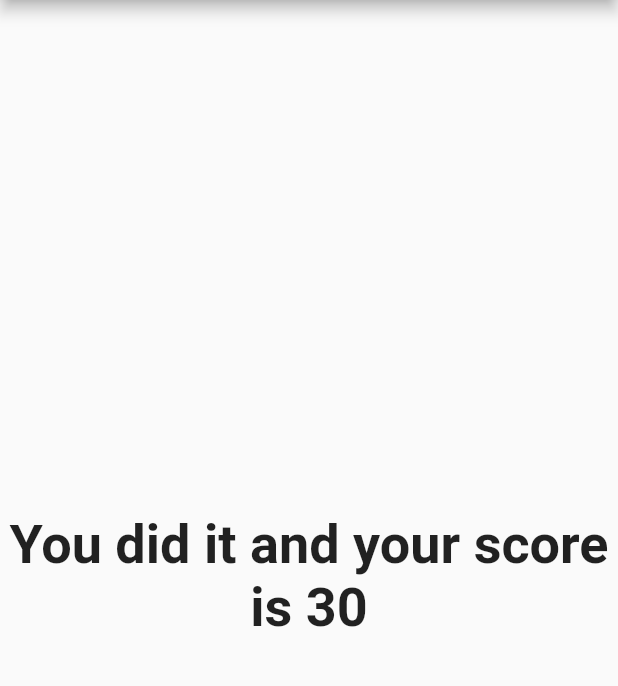
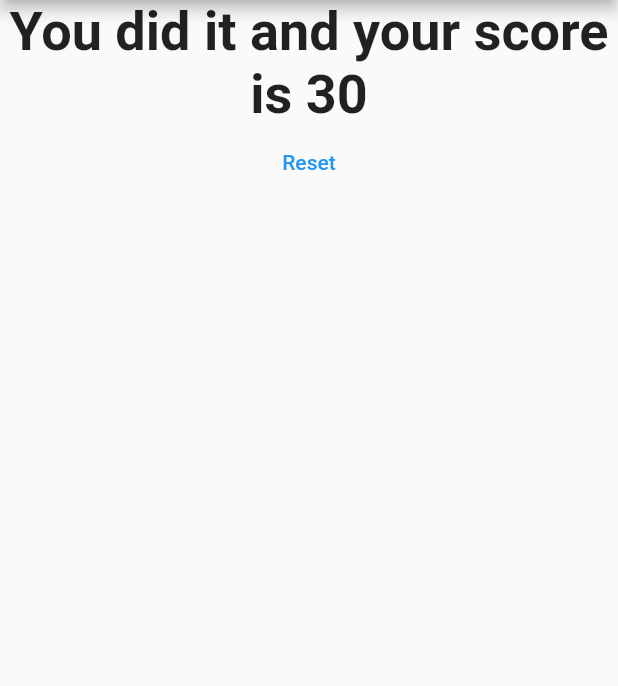
Before and after one commit to cjmaaz/Basic_Flutter, a Flutter app: the screen it shows after launch, after a tap on "Black", after a tap on "Rabbit", after a tap on "The Anarchy", on a phone screen of 412 x 824 dp, the part 84-770 px from its top. Run offline on Flutter 3.47's test engine with Material 2 defaults, Android fonts, the phone set to English and light mode, and no system bars.

Commit message:
Reset Quiz

```diff
--- a/lib/main.dart
+++ b/lib/main.dart
@@ -40,7 +40,12 @@ class _MyAppState extends State<MyApp> {
     _totalScore += score;
     print('Answer Chosen');
   }
-
+  void _resetQuiz(){
+    setState((){
+      _questionIndex = 0;
+      _totalScore = 0;
+    });
+}
   @override
   Widget build(BuildContext context) {
     return MaterialApp(
@@ -51,7 +56,7 @@ class _MyAppState extends State<MyApp> {
         ),
         body: _questionIndex < _questions.length
         ? Quiz(answerQuestion: _answerQuestion, questions: _questions, questionIndex: _questionIndex)
-        : Result(_totalScore),
+        : Result(_totalScore, _resetQuiz),
       ),
     );
   }
--- a/lib/result.dart
+++ b/lib/result.dart
@@ -2,8 +2,9 @@ import 'package:flutter/material.dart';
 
 class Result extends StatelessWidget{
   final int finalScore;
+  final void Function() resetQuiz;
 
-  Result(this.finalScore);
+  Result(this.finalScore, this.resetQuiz);
 
   String get resultPhrase{
     return 'You did it and your score is ${finalScore}';
@@ -12,12 +13,17 @@ class Result extends StatelessWidget{
   @override
   Widget build(BuildContext context){
     return Center(
-      child: Text(resultPhrase,
-        style: TextStyle(fontSize: 36,
-          fontWeight: FontWeight.bold
-        ),
-        textAlign: TextAlign.center,
-      ),
+      child: Column(
+        children: <Widget>[
+          Text(resultPhrase,
+            style: TextStyle(fontSize: 36,
+                fontWeight: FontWeight.bold
+            ),
+            textAlign: TextAlign.center,
+          ),
+          TextButton(onPressed: resetQuiz, child: Text('Reset'),)
+        ],
+      )
     );
   }
 }
```
